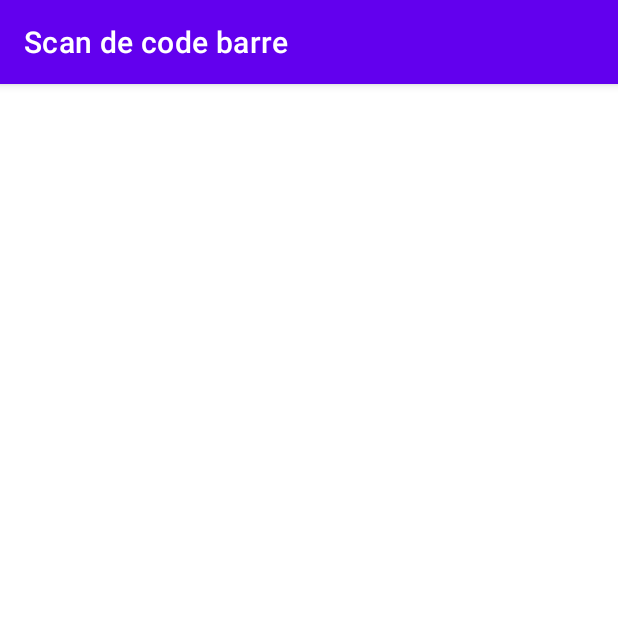
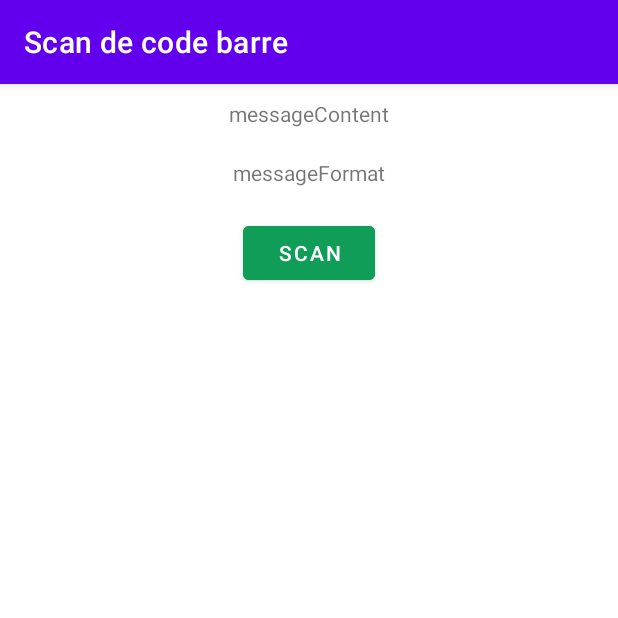
Before and after one commit to KharitonoffSamuel/AndroidApp, an Android app: the ProductScan screen opened directly, with no data from a screen before it, on a phone screen of 412 x 824 dp, the top half of it. Run offline under Robolectric (Android 15) with nearby library versions, the phone set to English and light mode, and no system bars; libraries missing offline, so code that uses them is left out: com.google.zxing.integration.

Commit message:
Ajout barre navigation inférieure + activité scan Bug : Bouton scan marche seulement si c'est la page d'accueil... Sinon, il renvoie le numéro du code barre donc ok

```diff
--- a/app/src/main/java/com/example/androidapp/ProductScan.java
+++ b/app/src/main/java/com/example/androidapp/ProductScan.java
@@ -1,14 +1,67 @@
 package com.example.androidapp;
 
+import android.content.Intent;
+import android.os.Bundle;
+import android.view.View;
+import android.widget.Button;
+import android.widget.TextView;
+import android.widget.Toast;
+
+import androidx.annotation.Nullable;
 import androidx.appcompat.app.AppCompatActivity;
 
-import android.os.Bundle;
+import com.google.zxing.integration.android.IntentIntegrator;
+import com.google.zxing.integration.android.IntentResult;
 
-public class ProductScan extends AppCompatActivity {
+// implements onClickListener for the onclick behaviour of button
+public class ProductScan extends AppCompatActivity implements View.OnClickListener {
+    Button scanBtn;
+    TextView messageText, messageFormat;
 
     @Override
     protected void onCreate(Bundle savedInstanceState) {
         super.onCreate(savedInstanceState);
-        setContentView(R.layout.activity_product_scan);
+        setContentView(R.layout.fragment_scan);
+
+        // referencing and initializing
+        // the button and textviews
+        scanBtn = findViewById(R.id.scanBtn);
+        messageText = findViewById(R.id.textContent);
+        messageFormat = findViewById(R.id.textFormat);
+
+        // adding listener to the button
+        scanBtn.setOnClickListener(this);
+
+    }
+
+    @Override
+    public void onClick(View v) {
+        // we need to create the object
+        // of IntentIntegrator class
+        // which is the class of QR library
+        IntentIntegrator intentIntegrator = new IntentIntegrator(this);
+        intentIntegrator.setPrompt("Scan a barcode or QR Code");
+        intentIntegrator.setOrientationLocked(true);
+        intentIntegrator.initiateScan();
+    }
+
+    @Override
+    protected void onActivityResult(int requestCode, int resultCode, @Nullable Intent data) {
+        super.onActivityResult(requestCode, resultCode, data);
+        IntentResult intentResult = IntentIntegrator.parseActivityResult(requestCode, resultCode, data);
+        // if the intentResult is null then
+        // toast a message as "cancelled"
+        if (intentResult != null) {
+            if (intentResult.getContents() == null) {
+                Toast.makeText(getBaseContext(), "Cancelled", Toast.LENGTH_SHORT).show();
+            } else {
+                // if the intentResult is not null we'll set
+                // the content and format of scan message
+                messageText.setText(intentResult.getContents());
+                messageFormat.setText(intentResult.getFormatName());
+            }
+        } else {
+            super.onActivityResult(requestCode, resultCode, data);
+        }
     }
 }
--- /dev/null
+++ b/app/src/main/res/layout/fragment_scan.xml
@@ -0,0 +1,34 @@
+<?xml version="1.0" encoding="utf-8"?>
+<LinearLayout xmlns:android="http://schemas.android.com/apk/res/android"
+    xmlns:tools="http://schemas.android.com/tools"
+    android:layout_width="match_parent"
+    android:layout_height="match_parent"
+    android:orientation="vertical"
+    tools:context=".ui.scan.ScanFragment">
+
+    <TextView
+        android:id="@+id/textContent"
+        android:layout_width="wrap_content"
+        android:layout_height="wrap_content"
+        android:layout_gravity="center"
+        android:layout_margin="10dp"
+        android:text="messageContent"/>
+
+    <TextView
+        android:id="@+id/textFormat"
+        android:text="messageFormat"
+        android:layout_width="wrap_content"
+        android:layout_gravity="center"
+        android:layout_margin="10dp"
+        android:layout_height="wrap_content" />
+
+    <Button
+        android:id="@+id/scanBtn"
+        android:layout_width="wrap_content"
+        android:layout_height="wrap_content"
+        android:layout_margin="10dp"
+        android:backgroundTint="#0F9D58"
+        android:layout_gravity="center"
+        android:text="Scan"/>
+
+</LinearLayout>
--- a/app/src/main/res/values/colors.xml
+++ b/app/src/main/res/values/colors.xml
@@ -8,4 +8,7 @@
     <color name="black">#FF000000</color>
     <color name="white">#FFFFFFFF</color>
     <color name="light_green">#87E990</color>
+    <color name="colorPrimary">#0F9D58</color>
+    <color name="colorPrimaryDark">#16E37F</color>
+    <color name="colorAccent">#03DAC5</color>
 </resources>
--- a/app/src/main/res/values/strings.xml
+++ b/app/src/main/res/values/strings.xml
@@ -1,4 +1,8 @@
 <resources>
     <string name="app_name">Le Guide du Tri</string>
     <string name="title">Le Guide du Tri</string>
+    <string name="title_activity_main_bottom_navigation">MainActivityBottomNavigation</string>
+    <string name="title_home">Accueil</string>
+    <string name="title_search">Rechercher</string>
+    <string name="title_scan">Scanner</string>
 </resources>
```
Also changed, not shown: app/build.gradle (+8 -0 lines), app/src/main/AndroidManifest.xml (+18 -7 lines), app/src/main/java/com/example/androidapp/Accueil.java (added, +36 -0 lines), app/src/main/java/com/example/androidapp/ui/home/HomeFragment.java (added, +37 -0 lines), app/src/main/java/com/example/androidapp/ui/home/HomeViewModel.java (added, +19 -0 lines), app/src/main/java/com/example/androidapp/ui/scan/ScanFragment.java (added, +37 -0 lines), app/src/main/java/com/example/androidapp/ui/scan/ScanViewModel.java (added, +19 -0 lines), app/src/main/java/com/example/androidapp/ui/search/SearchFragment.java (added, +37 -0 lines), app/src/main/java/com/example/androidapp/ui/search/SearchViewModel.java (added, +19 -0 lines), app/src/main/res/layout/activity_main_bottom_navigation.xml (added, +34 -0 lines), app/src/main/res/layout/fragment_dashboard.xml (added, +23 -0 lines), app/src/main/res/layout/fragment_home.xml (added, +45 -0 lines), app/src/main/res/navigation/mobile_navigation.xml (added, +25 -0 lines).
